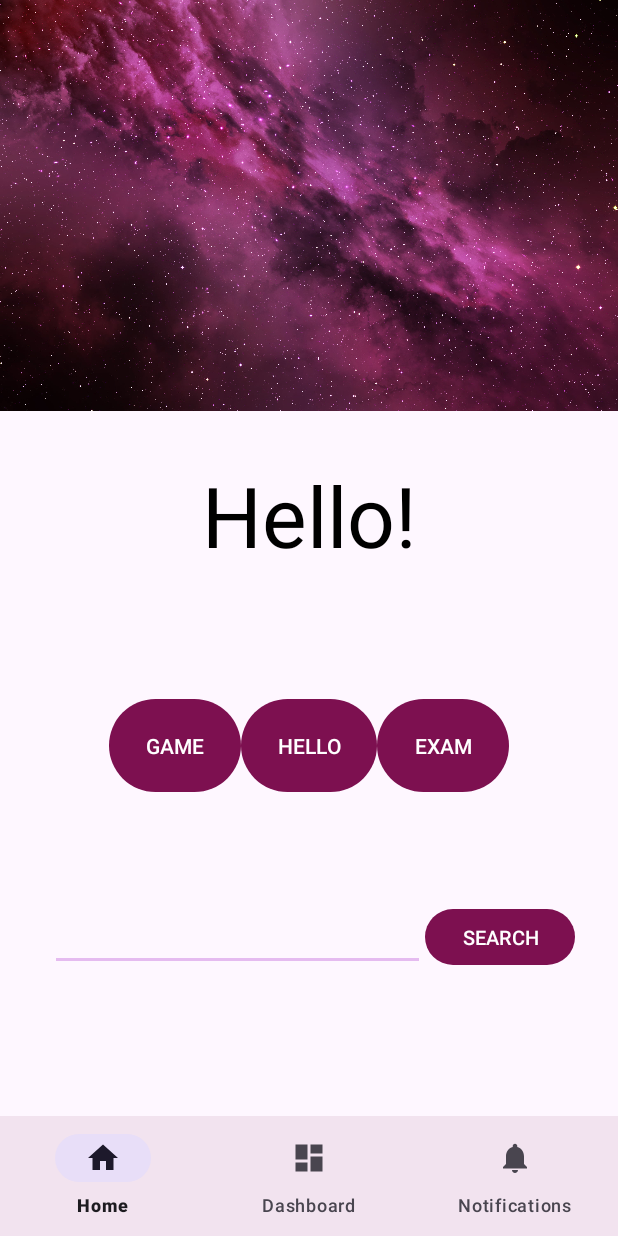
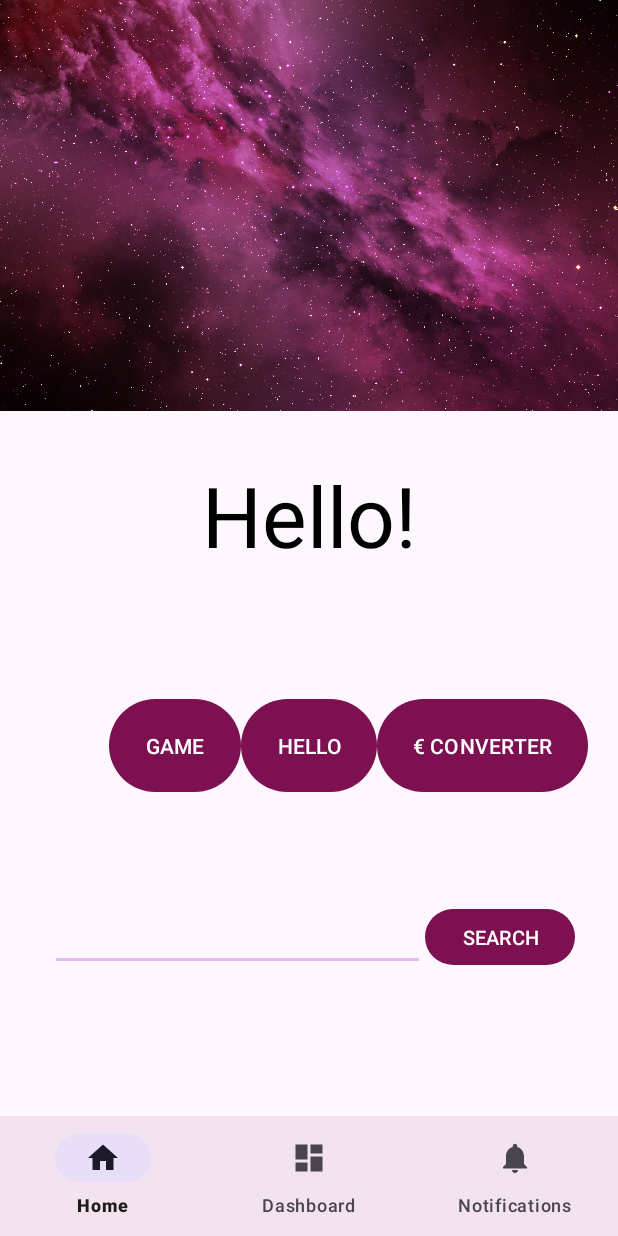
Before and after one commit to Milalien/AndroidProgramming, an Android app: the screen it shows after launch (MainActivity), on a phone screen of 412 x 824 dp. Run offline under Robolectric (Android 15) with nearby library versions, the phone set to English and light mode, and no system bars; our stand-ins replace navigation-ui.

Commit message:
small fixes

```diff
--- a/AndroidStudioProjects/app/src/main/res/values/strings.xml
+++ b/AndroidStudioProjects/app/src/main/res/values/strings.xml
@@ -30,6 +30,6 @@
     <string name="NOK">NOK</string>
     <string name="DKK">DKK</string>
     <string name="curError">Converting not possible</string>
-    <string name="exambtn">EXAM</string>
+    <string name="exambtn">€ CONVERTER</string>
 
 </resources>
```
Also changed, not shown: 1 other file.
